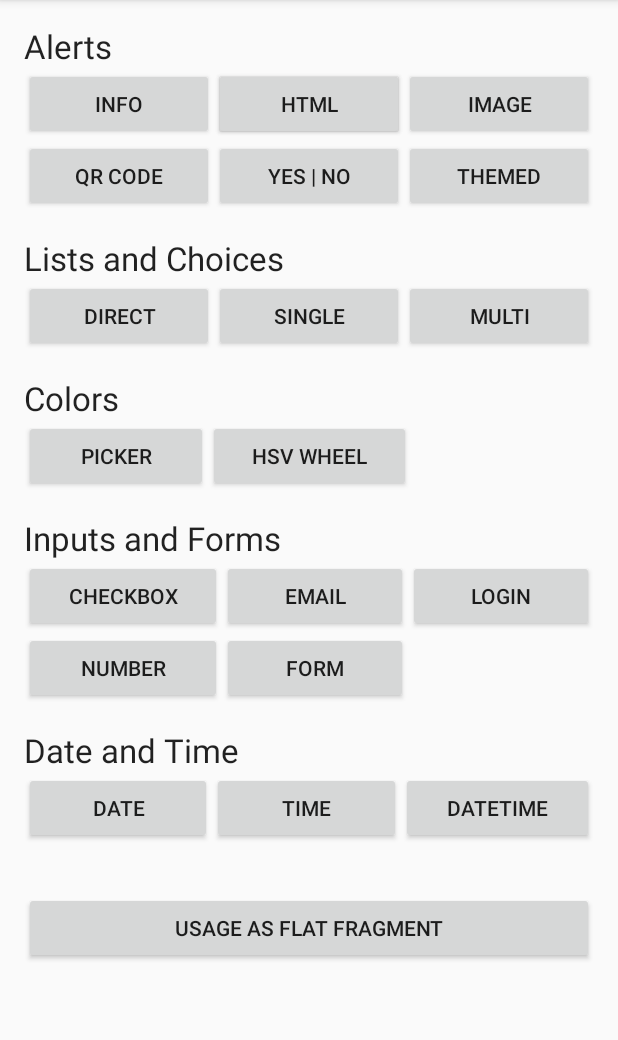
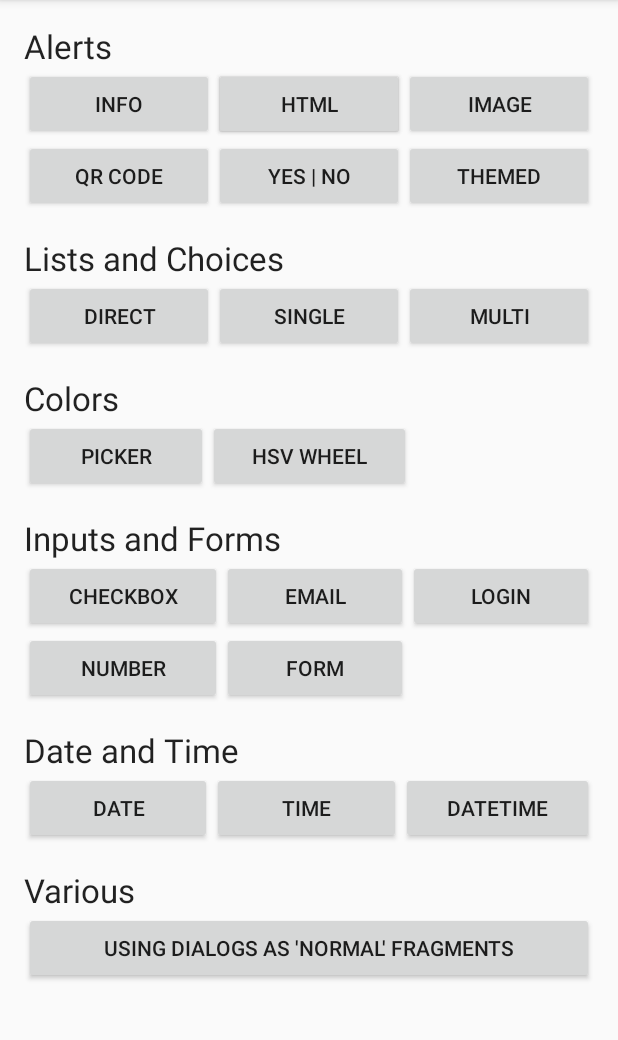
Before and after one commit to eltos/SimpleDialogFragments, an Android app: the screen it shows after launch (MainActivity), on a phone screen of 412 x 824 dp, the part 84-1124 px from its top. Run offline under Robolectric (Android 15) with nearby library versions, the phone set to English and light mode, and no system bars.

Commit message:
Layout improvement

```diff
--- a/testApp/src/main/res/layout/activity_main.xml
+++ b/testApp/src/main/res/layout/activity_main.xml
@@ -458,12 +458,17 @@
 
         </GridLayout>
 
-        <Button
-            android:text="Usage as flat fragment"
+        <TextView
             android:layout_width="match_parent"
             android:layout_height="wrap_content"
-            android:id="@+id/flat_button"
-            android:layout_marginTop="16dp" />
+            android:textAppearance="?android:attr/textAppearanceLarge"
+            android:text="Various"/>
+
+        <Button
+            android:text="Using dialogs as 'normal' fragments"
+            android:layout_width="match_parent"
+            android:layout_height="wrap_content"
+            android:id="@+id/flat_button"/>
 
     </LinearLayout>
 
```
